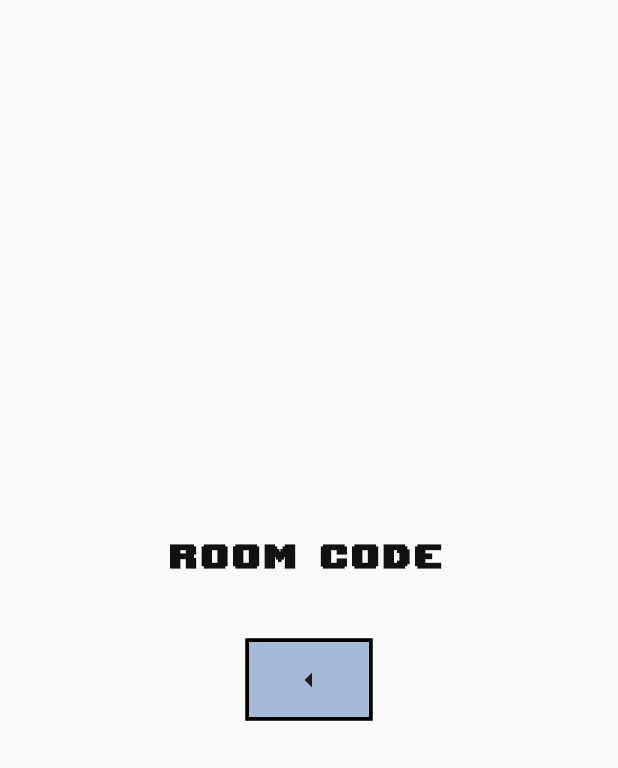
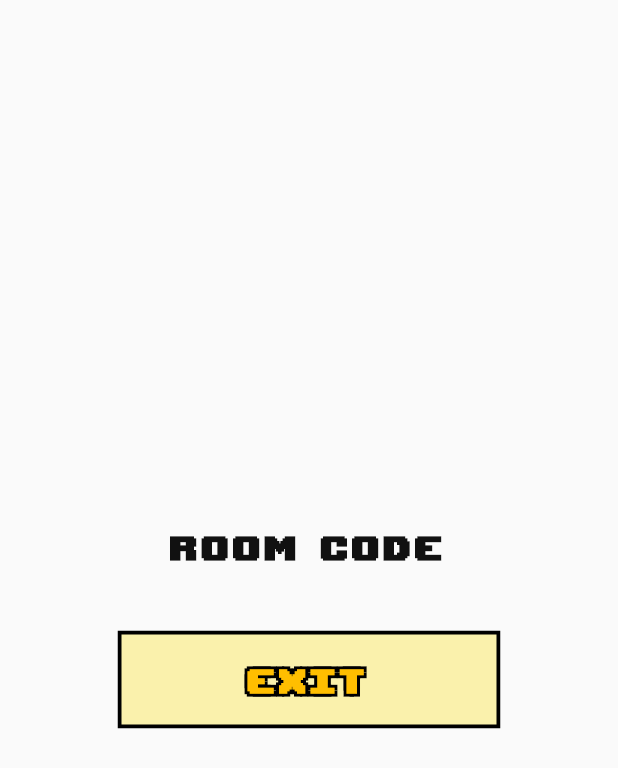
Before and after one commit to HoussemRabah/scribble, a Flutter app: the JoinView widget shown alone on an empty page, opened directly, on a phone screen of 412 x 824 dp. Shown: the top 768 px of the screen. Run offline on Flutter 3.47's test engine with Material 2 defaults, Android fonts, the phone set to English and light mode, and no system bars; our stand-ins replace bloc, cloud_firestore, firebase_auth, firebase_core, flutter_bloc, flutter_svg and 1 more; missing offline and left inert: flutter_timer_countdown; accounts and stored records are empty; network calls fail.

Commit message:
improve UI

```diff
--- a/lib/UI/pages/avatarPage.dart
+++ b/lib/UI/pages/avatarPage.dart
@@ -87,19 +87,11 @@ class JoinView extends StatelessWidget {
         ),
         Padding(
           padding: const EdgeInsets.all(8.0),
-          child: GestureDetector(
-            onTap: () {
+          child: Button(
+            function: () {
               roomBloc..emit(RoomInitial());
             },
-            child: Cadre(
-              child: Container(
-                color: colorBack,
-                width: 80,
-                height: 50,
-                padding: EdgeInsets.all(8.0),
-                child: Center(child: Icon(Icons.arrow_left)),
-              ),
-            ),
+            text: 'exit',
           ),
         )
       ],
--- a/lib/bloc/roomBloc/room_bloc.dart
+++ b/lib/bloc/roomBloc/room_bloc.dart
@@ -107,10 +107,11 @@ class RoomBloc extends Bloc<RoomEvent, RoomState> {
         emit(event.nextStat);
       }
       if (event is RoomEventStartTheGame) {
-        database.startTheGame(
-          roomId!,
-          Round(creatorId: userBloc.user!.user!.uid, roundsNumber: rounds),
-        );
+        if (players.length > 1)
+          database.startTheGame(
+            roomId!,
+            Round(creatorId: userBloc.user!.user!.uid, roundsNumber: rounds),
+          );
       }
     });
   }
```
